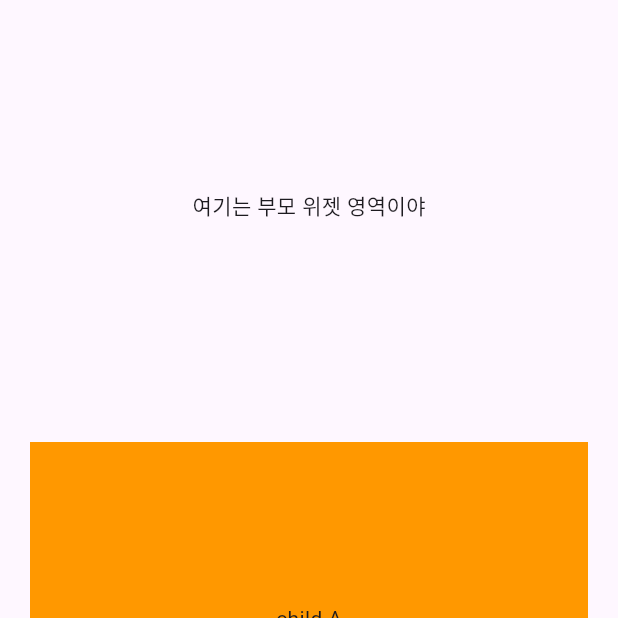
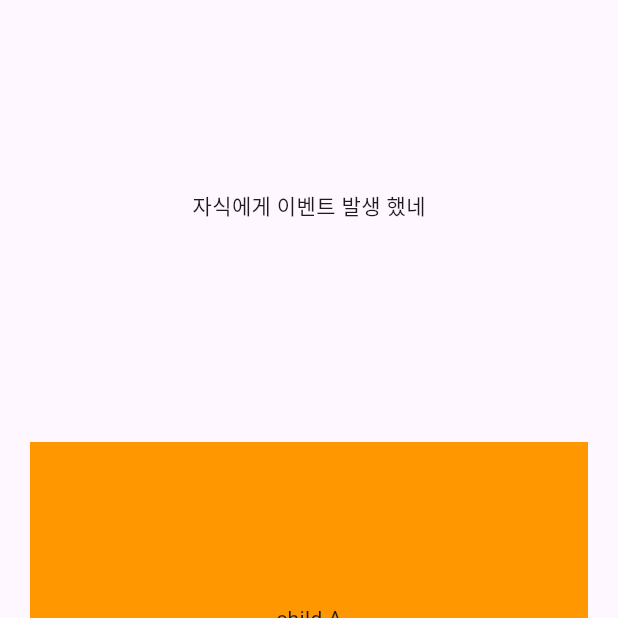
Before and after one commit to bbarkse93/flutter_callback, a Flutter app: the screen it shows after launch, after a tap on "child A", on a phone screen of 412 x 824 dp, the top half of it. Run offline on Flutter 3.47's test engine with Material 3 defaults, Android fonts, the phone set to English and light mode, and no system bars.

Commit message:
콜백 함수 2단계

```diff
--- a/lib/main.dart
+++ b/lib/main.dart
@@ -15,6 +15,15 @@ class MyApp extends StatefulWidget {
 class _MyAppState extends State<MyApp> {
   String childMessageContent = "여기는 부모 위젯 영역이야";
 
+  // 자식들에게 함수를 전달
+  void onCallbackPressed(){
+
+    // 화면 랜더링
+    setState(() {
+      childMessageContent = "자식에게 이벤트 발생 했네";
+    });
+  }
+
   @override
   Widget build(BuildContext context) {
     return MaterialApp(
@@ -24,8 +33,8 @@ class _MyAppState extends State<MyApp> {
           body: Column(
             children: [
               Expanded(child: Center(child: Text(childMessageContent))),
-              Expanded(flex: 1, child: ChildA()),
-              Expanded(flex: 1, child: ChildB()),
+              Expanded(flex: 1, child: ChildA(callback: onCallbackPressed,)),
+              Expanded(flex: 1, child: ChildB(callback: onCallbackPressed,)),
             ],
           ),
         ),
@@ -35,16 +44,20 @@ class _MyAppState extends State<MyApp> {
 }
 
 class ChildA extends StatelessWidget {
-  const ChildA({super.key});
+
+  // 상태와 기능
+  final VoidCallback callback;
+
+  const ChildA({
+    required this.callback,
+    super.key});
 
   @override
   Widget build(BuildContext context) {
     return Padding(
       padding: const EdgeInsets.all(20.0),
       child: InkWell(
-        onTap: () {
-          print('child A에 이벤트 발생');
-        },
+        onTap: callback,
         child: Container(
           width: double.infinity,
           color: Colors.orange,
@@ -58,16 +71,18 @@ class ChildA extends StatelessWidget {
 }
 
 class ChildB extends StatelessWidget {
-  const ChildB({super.key});
+
+  final VoidCallback callback;
+  const ChildB({
+    required this.callback,
+    super.key});
 
   @override
   Widget build(BuildContext context) {
     return Padding(
       padding: const EdgeInsets.all(20.0),
       child: InkWell(
-        onTap: () {
-          print('child B에 이벤트 발생');
-        },
+        onTap: callback,
         child: Container(
           width: double.infinity,
           color: Colors.red,
```
